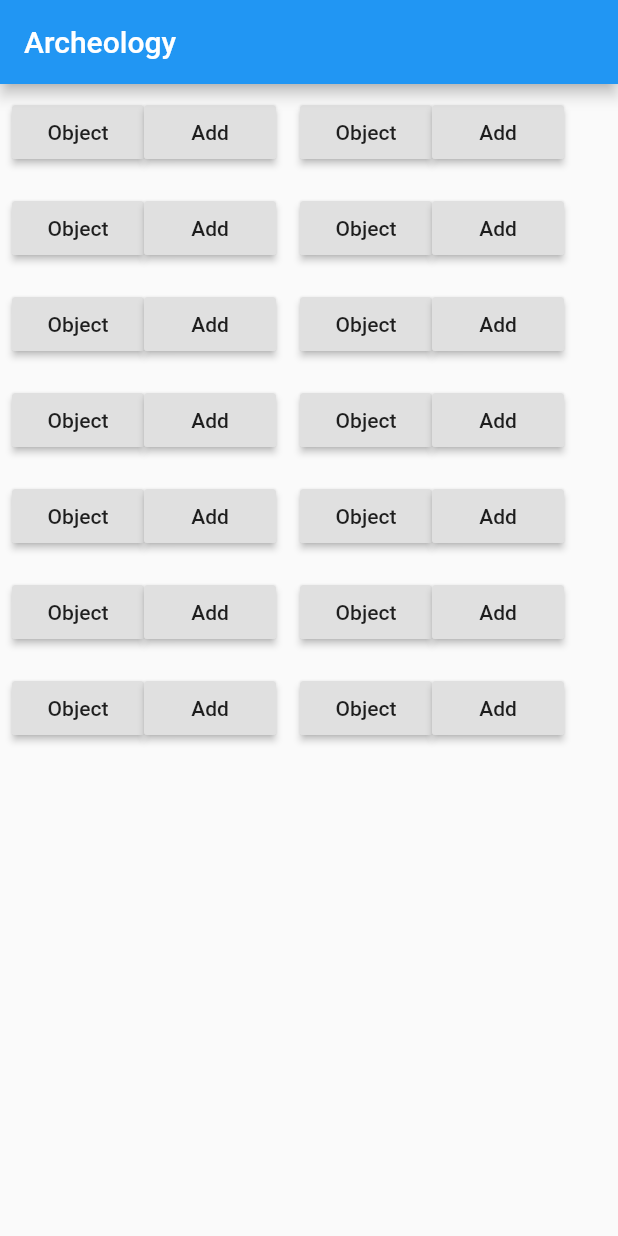
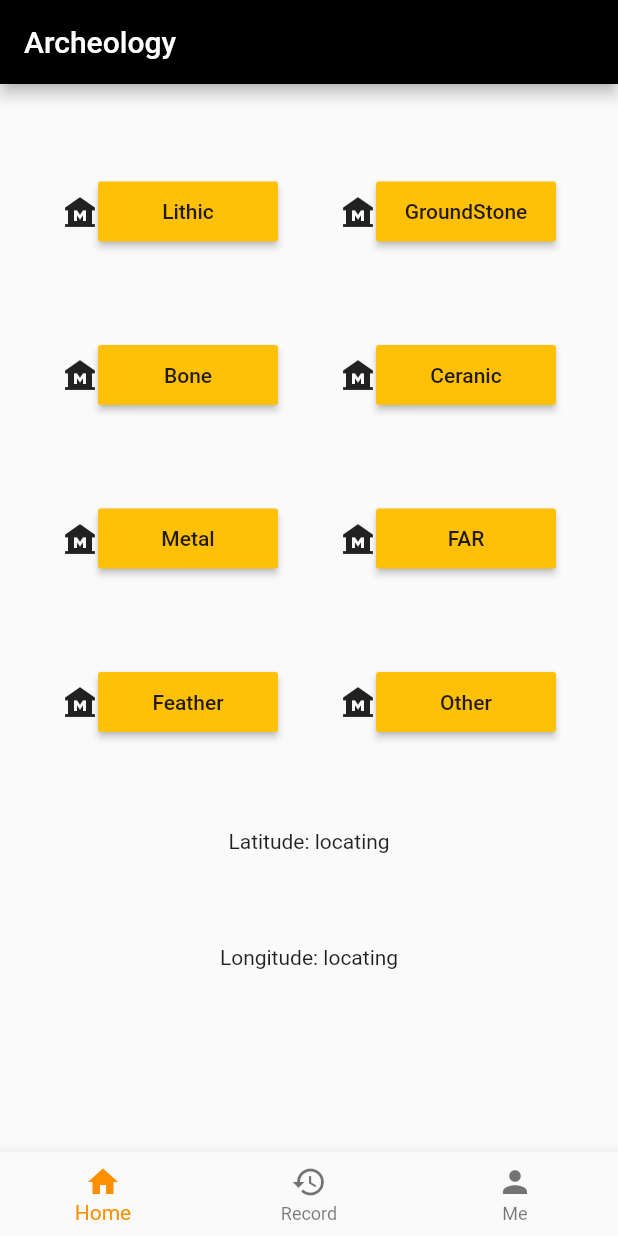
Before and after one commit to JonasanL/Archeology, a Flutter app: the screen it shows after launch, on a phone screen of 412 x 824 dp. Run offline on Flutter 3.47's test engine with Material 2 defaults, Android fonts, the phone set to English and light mode, and no system bars; our stand-ins replace geolocator.

Commit message:
CREAT: -navigation.dart to include the bottom navigation bar. -home.dart that display the widget on home screen
UPDATE:
-main.dart to only host navigation.dart
-pubspec.yaml to include geolocator (GPS)

FEATURE:
-Home Screen with button layout that can be pressed
-Device try to get location every 5 seconds
-The home page update Location every 5 seconds

```diff
--- /dev/null
+++ b/lib/home.dart
@@ -0,0 +1,190 @@
+import 'dart:developer';
+import 'dart:async';
+import 'package:flutter/material.dart';
+import 'package:geolocator/geolocator.dart';
+//import 'dart:math';
+
+int update = 0;
+
+/*
+Custom class that implement the home screen layout
+ */
+class HomeScreen extends StatelessWidget {
+  @override
+  Widget build(BuildContext context) {
+    return new Scaffold(
+        body: HomeScreenButton()
+
+    );
+    // TODO: implement build
+    throw UnimplementedError();
+  }
+
+
+}
+
+
+class HomeScreenButton extends StatelessWidget {
+  @override
+  Widget build(BuildContext context) {
+    return new CustomButtonColumn();
+  }
+
+}
+
+
+class CustomButtonColumn extends StatefulWidget {
+
+  @override
+  State<StatefulWidget> createState() => _CustomButtonColumn();
+}
+
+class _CustomButtonColumn extends State<CustomButtonColumn> {
+  String latitude = "locating";
+  String longitude = "locating";
+  Timer getLocation;
+  Timer updateLocation;
+
+  Future<void> _getLocation() async {
+    try {
+      Position position;
+      if (await Geolocator.isLocationServiceEnabled()) {
+        position = await Geolocator.getCurrentPosition(
+            desiredAccuracy: LocationAccuracy.high,
+            timeLimit: Duration(seconds: 1));
+        print(position.longitude);
+      }
+
+      if (!mounted && position == null) {
+        return;
+      }
+      this.latitude = position.latitude.toString();
+      this.longitude = position.longitude.toString();
+
+    }
+    catch(e){}
+
+  }
+
+  void _update() {setState(() {});}
+
+  @override
+  void initState() {
+    const fiveSeconds = const Duration(seconds: 5);
+    getLocation = Timer.periodic(fiveSeconds, (Timer t) => _getLocation());
+    updateLocation = Timer.periodic(fiveSeconds, (Timer t) => _update());
+    super.initState();
+  }
+
+  @override
+  void dispose() {
+    getLocation.cancel();
+    updateLocation.cancel();
+    // TODO: implement dispose
+    super.dispose();
+  }
+
+  @override
+  Widget build(BuildContext context) {
+    return new Column(
+      children: [
+        Spacer(),
+        CustomButtonRow("Lithic", "GroundStone"),
+        Spacer(),
+        CustomButtonRow("Bone", "Ceranic"),
+        Spacer(),
+        CustomButtonRow("Metal", "FAR"),
+        Spacer(),
+        CustomButtonRow("Feather", "Other"),
+        Spacer(),
+        Text("Latitude: " + latitude),
+        Spacer(),
+        Text("Longitude: " + longitude),
+        Spacer(),
+        Spacer()
+      ],
+    );
+  }
+
+}
+
+
+
+class CustomButtonRow extends StatelessWidget {
+  String firstlabel;
+  String secondlabel;
+
+  CustomButtonRow(String firstlabel, String secondlabel){
+    this.firstlabel = firstlabel;
+    this.secondlabel = secondlabel;
+  }
+
+  @override
+  Widget build(BuildContext context) {
+    return new Row(
+      children: [
+        Spacer(),
+        Icon(Icons.museum),
+        CustomHomeButton(firstlabel),
+        Spacer(),
+        Icon(Icons.museum),
+        CustomHomeButton(secondlabel),
+        Spacer(),
+
+      ],
+    );
+
+  }
+
+}
+
+
+
+/*
+Custom Home Button that is used to display common archeology label
+It contains one image and one text that retreat from database
+ */
+
+class CustomHomeButton extends StatelessWidget {
+  String label;
+
+  void nothing(){}
+
+  CustomHomeButton(String label) {
+    this.label = label;
+  }
+
+  @override
+  Widget build(BuildContext context) {
+    return MaterialButton(
+      child: Text(label),
+      onPressed: nothing,
+      color: Colors.amber,
+      height: 40,
+      minWidth: 120,
+
+    );
+  }
+
+
+
+}
+
+
+
+
+
+/*
+class SecondScreen extends StatelessWidget {
+  @override
+  Widget build (BuildContext ctxt) {
+    return new Scaffold(
+      appBar: new AppBar(
+        title: new Text("Multi Page Application Page-1"),
+      ),
+      body: new Text("Another Page...!!!!!!"),
+    );
+  }
+}
+
+ */
--- a/lib/main.dart
+++ b/lib/main.dart
@@ -1,8 +1,35 @@
+import 'dart:async';
+
 import 'package:flutter/material.dart';
+import 'navigation.dart';
+
+//void main() => runApp(MyApp());
+
+void main() {
+  runApp(MyApp());
+}
 
 
-void main() => runApp(MyApp());
+class MyApp extends StatelessWidget {
+  static const String _title = "Archeolog";
 
+  @override
+  Widget build(BuildContext context) {
+    return MaterialApp(
+      title: _title,
+      home: NavigationBar(),
+    );
+  }
+}
+
+
+
+
+
+
+
+
+/*
 class MyApp extends StatelessWidget {
   @override
   Widget build(BuildContext context) {
@@ -75,16 +102,9 @@ class MyApp extends StatelessWidget {
     );
   }
 }
+*/
 
-// Copyright 2019 The Flutter team. All rights reserved.
-// Use of this source code is governed by a BSD-style license that can be
-// found in the LICENSE file.
-
-// Copyright 2019 The Flutter team. All rights reserved.
-// Use of this source code is governed by a BSD-style license that can be
-// found in the LICENSE file.
-
-
+/*
 
 class _RaisedButtonDemo extends StatelessWidget {
   @override
@@ -110,4 +130,4 @@ class _RaisedButtonDemo extends StatelessWidget {
       ),
     );
   }
-}
+}*/
--- /dev/null
+++ b/lib/navigation.dart
@@ -0,0 +1,68 @@
+import 'package:flutter/material.dart';
+
+import 'home.dart';
+
+/// This is the stateful widget that the main application instantiates.
+class NavigationBar extends StatefulWidget {
+  NavigationBar({Key key}) : super(key: key);
+
+  @override
+  _NavigationBar createState() => _NavigationBar();
+}
+
+/// This is the private State class that goes with MyStatefulWidget.
+class _NavigationBar extends State<NavigationBar> {
+  int _selectedIndex = 0;
+  static const TextStyle optionStyle =
+  TextStyle(fontSize: 30, fontWeight: FontWeight.bold);
+  static List<Widget> _widgetOptions = <Widget>[
+    HomeScreen(),
+    Text(
+      'Index 1: Record',
+      style: optionStyle,
+    ),
+    Text(
+      'Index 2: Me',
+      style: optionStyle,
+    ),
+  ];
+
+  void _onItemTapped(int index) {
+    setState(() {
+      _selectedIndex = index;
+    });
+  }
+
+  @override
+  Widget build(BuildContext context) {
+    return Scaffold(
+      appBar: AppBar(
+        title: const Text('Archeology'),
+
+        backgroundColor: Colors.black,
+      ),
+      body: Center(
+        child: _widgetOptions.elementAt(_selectedIndex),
+      ),
+      bottomNavigationBar: BottomNavigationBar(
+        items: const <BottomNavigationBarItem>[
+          BottomNavigationBarItem(
+            icon: Icon(Icons.home),
+            label: 'Home',
+          ),
+          BottomNavigationBarItem(
+            icon: Icon(Icons.history),
+            label: 'Record',
+          ),
+          BottomNavigationBarItem(
+            icon: Icon(Icons.person),
+            label: 'Me',
+          ),
+        ],
+        currentIndex: _selectedIndex,
+        selectedItemColor: Colors.amber[800],
+        onTap: _onItemTapped,
+      ),
+    );
+  }
+}
--- a/pubspec.yaml
+++ b/pubspec.yaml
@@ -21,8 +21,10 @@ environment:
   sdk: ">=2.7.0 <3.0.0"
 
 dependencies:
+  geolocator: ^6.1.4
   flutter:
     sdk: flutter
+
 
 
   # The following adds the Cupertino Icons font to your application.
```
Also changed, not shown: pubspec.lock, 1 other file.
